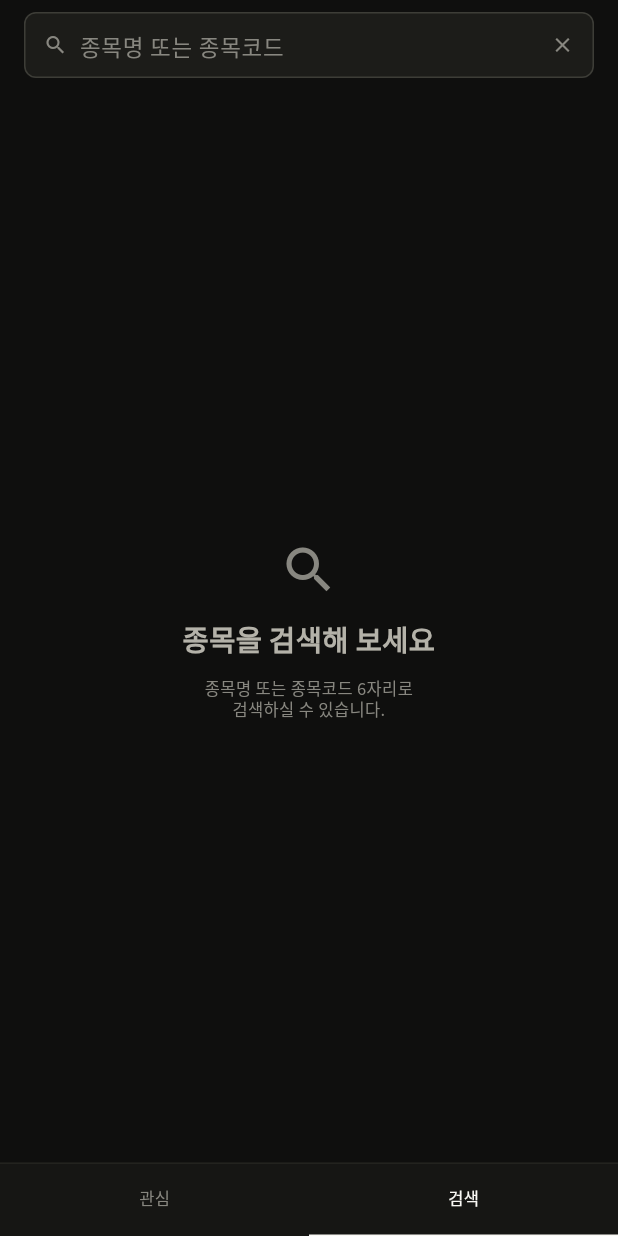
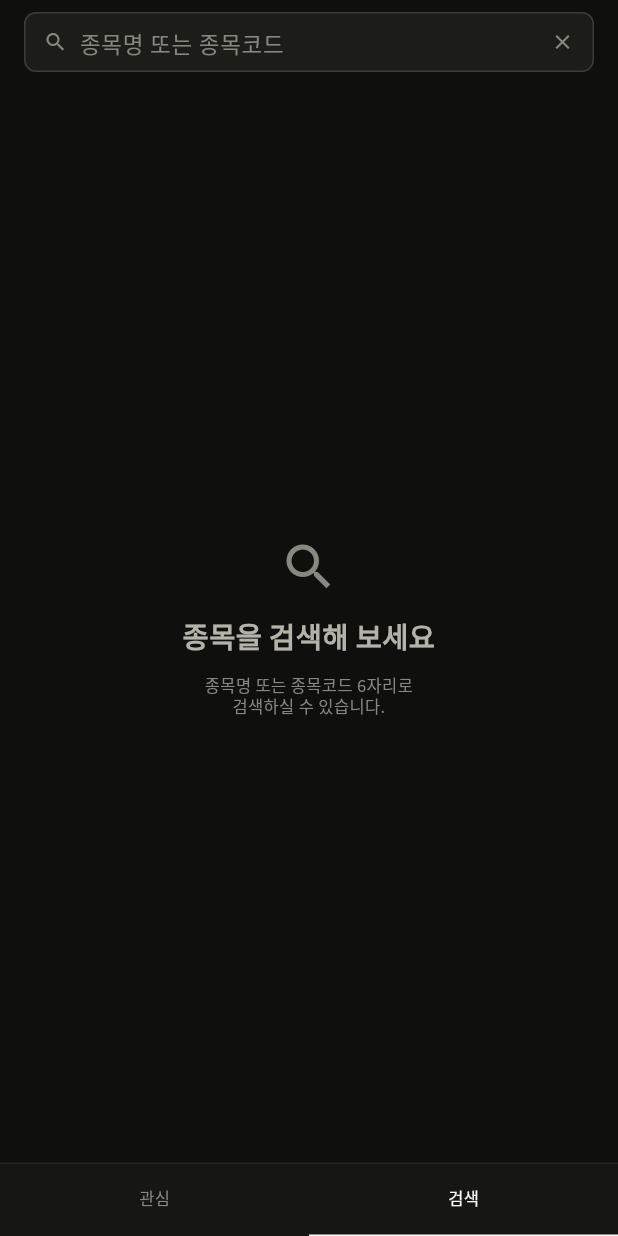
Before and after one commit to HA-SEUNG-JEONG/edencrew-assignment, a Flutter app: the screen it shows after launch, after a tap on "검색", on a phone screen of 412 x 824 dp. Run offline on Flutter 3.47's test engine with Material 3 defaults, Android fonts, the phone set to English and light mode, and no system bars; network calls fail.

Commit message:
fix: 검색 입력창 높이·힌트 굵기를 시안 실측값으로 되돌림
세로 패딩 10만 주면 글꼴 줄 높이가 더해져 45가 나온다. 시안 실측 40.4에
맞추려면 고정 높이 40이 필요하다. 힌트도 시안과 같은 w500으로 맞춘다.

Co-Authored-By: Claude Opus 5 (1M context) <noreply@anthropic.com>
Claude-Session: https://claude.ai/code/session_012wbpnVu35esrSRAyXPDhbH

```diff
--- a/lib/ui/search_screen.dart
+++ b/lib/ui/search_screen.dart
@@ -161,8 +161,9 @@ class _SearchFieldState extends State<_SearchField> {
         dimens.space3,
       ),
       child: Container(
-        // 높이는 시안 실측 세로 패딩 10이 정한다. 고정 높이를 주지 않는다
-        padding: EdgeInsets.symmetric(horizontal: dimens.space3, vertical: 10),
+        // 시안 실측 40.4. 세로 패딩 10만 주면 글꼴 줄 높이 때문에 45가 된다
+        height: 40,
+        padding: EdgeInsets.symmetric(horizontal: dimens.space3),
         decoration: BoxDecoration(
           color: colors.surfaceSunken,
           borderRadius: BorderRadius.circular(dimens.radiusMd),
@@ -191,7 +192,7 @@ class _SearchFieldState extends State<_SearchField> {
                   hintStyle: TextStyle(
                     color: colors.textTertiary,
                     fontSize: 15,
-                    fontWeight: AppTypography.regular,
+                    fontWeight: AppTypography.medium,
                   ),
                 ),
                 onChanged: (String value) {
```
